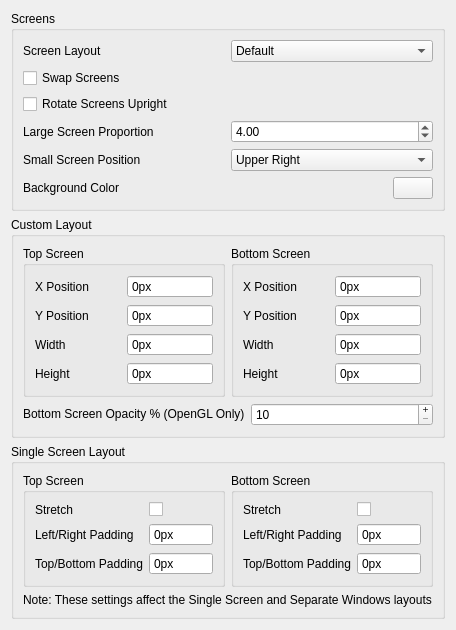
Old version of the form src/citra_qt/configuration/configure_layout.ui in the repository yeager/Borked3DS.
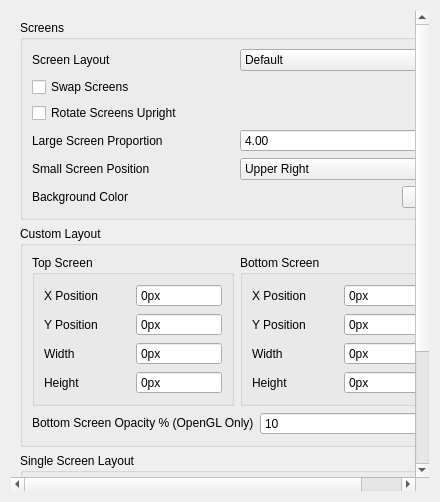
New version of the form.

Commit message: configure_layout.ui: Add vertical scroll bar

The edit to the form file:
```diff
--- a/src/citra_qt/configuration/configure_layout.ui
+++ b/src/citra_qt/configuration/configure_layout.ui
@@ -19,6 +19,33 @@
   <property name="windowTitle">
    <string>Form</string>
   </property>
+  <layout class="QVBoxLayout" name="verticalLayout_scrollbar">
+   <item>
+    <widget class="QScrollArea" name="scrollArea">
+     <property name="minimumSize">
+      <size>
+       <width>0</width>
+       <height>480</height>
+      </size>
+     </property>
+     <property name="frameShape">
+      <enum>QFrame::NoFrame</enum>
+     </property>
+     <property name="lineWidth">
+      <number>1</number>
+     </property>
+     <property name="widgetResizable">
+      <bool>true</bool>
+     </property>
+     <widget class="QWidget" name="scrollAreaWidgetContents">
+      <property name="geometry">
+       <rect>
+        <x>0</x>
+        <y>0</y>
+        <width>422</width>
+        <height>500</height>
+       </rect>
+      </property>
   <layout class="QVBoxLayout" name="verticalLayout_1">
    <item>
     <widget class="QGroupBox" name="layout_group">
@@ -653,6 +680,10 @@
       </size>
      </property>
     </spacer>
+       </item>
+      </layout>
+     </widget>
+    </widget>
    </item>
   </layout>
  </widget>
```
Lines whose indentation alone changed are shown as unchanged.
